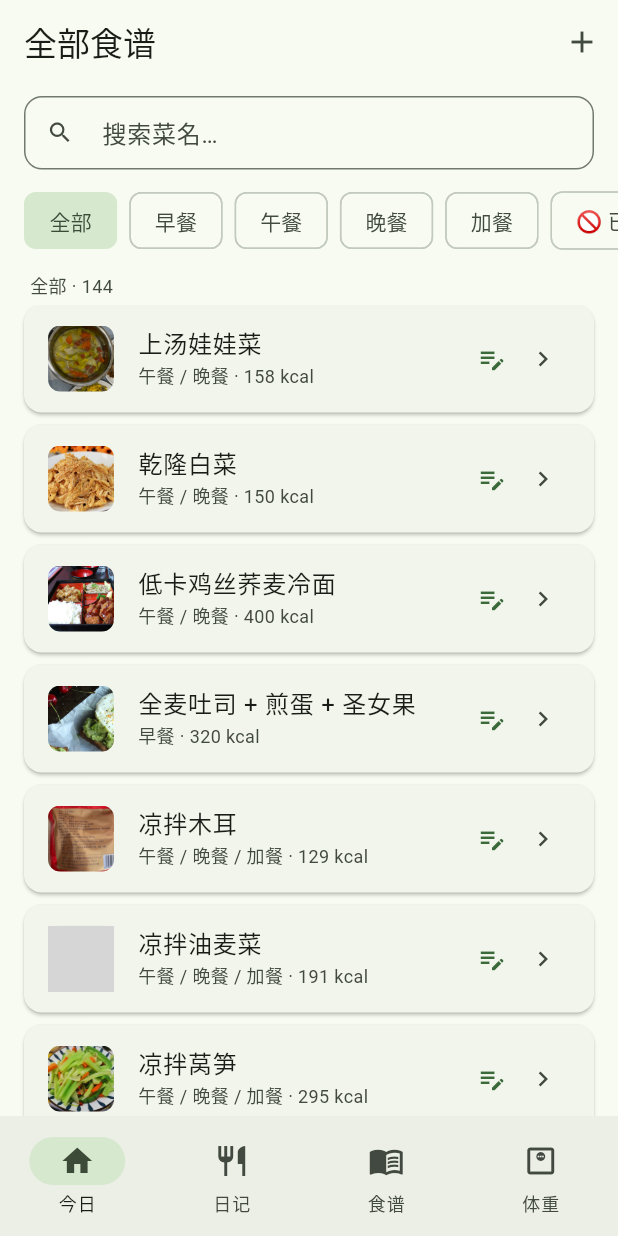
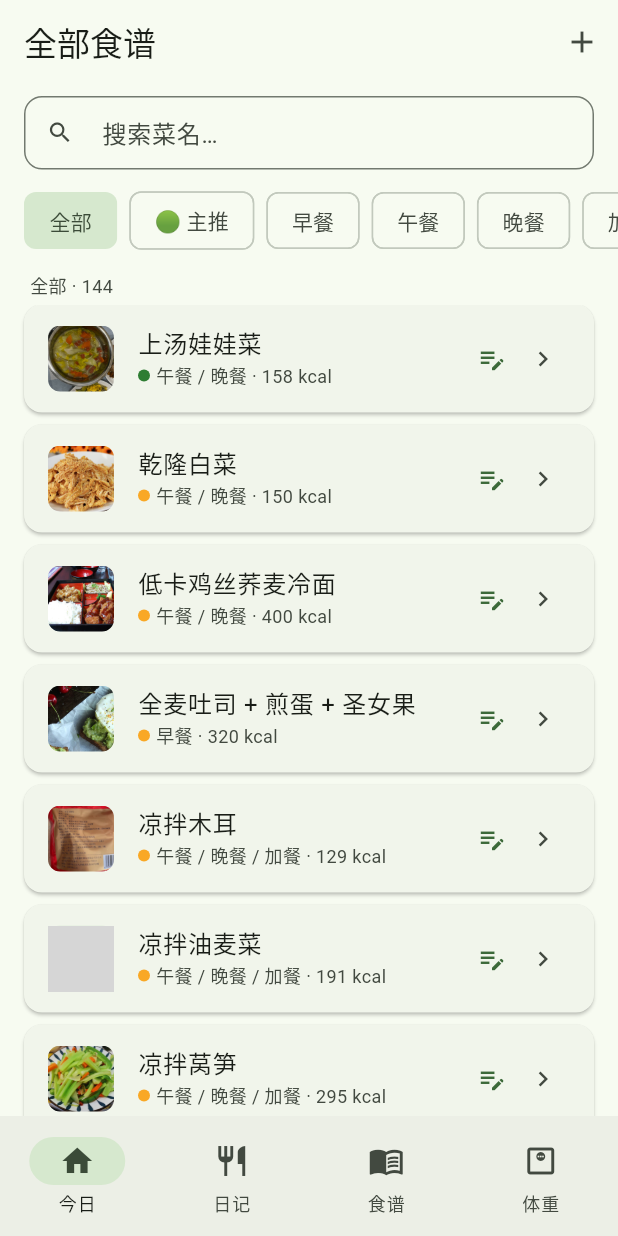
Before and after one commit to alexbibihere/healthy-diet-app, a Flutter app: the AllRecipesPage screen opened by its route, on a phone screen of 412 x 824 dp. Run offline on Flutter 3.47's test engine with Material 3 defaults, Android fonts, the phone set to English and light mode, and no system bars; our stand-ins replace drift, drift_flutter, fl_chart, flutter_image_compress, flutter_riverpod, go_router and 2 more; accounts and stored records are empty; generated files the repository leaves out were written again; statements that could not run were skipped; grey boxes are pictures that could not be loaded.

Commit message:
feat: 减脂指数分级标签 🟢主推/🟡适量/🟠偶尔
- 147道菜谱按热量+蛋白+食材类型自动分级（鱼虾海鲜/汤类/家常定制优先绿）
- 列表卡片色点标识、详情页标签徽章
- 新增「🟢 主推」筛选chip，一键过滤放心吃的菜

```diff
--- a/lib/data/plan/weekly_plan_repo.dart
+++ b/lib/data/plan/weekly_plan_repo.dart
@@ -25,6 +25,7 @@ class Recipe {
     this.imageUrl,
     this.isCustom = false,
     this.imagePath,
+    this.tier = 'yellow',
   });
 
   final String id;
@@ -49,6 +50,17 @@ class Recipe {
   /// 自定义菜谱的本地图片文件名（位于 App 私有 recipe_images 目录）
   final String? imagePath;
 
+  /// 减脂指数：green 主推 / yellow 适量 / orange 偶尔
+  final String tier;
+
+  static const tierLabels = {
+    'green': '减脂主推',
+    'yellow': '适量吃',
+    'orange': '偶尔解馋',
+  };
+
+  String get tierLabel => tierLabels[tier] ?? '适量吃';
+
   /// 配图 asset 路径（打包离线图）
   String get imageAsset => 'assets/images/recipes/$id.jpg';
   bool get hasMacro => protein > 0 || fat > 0 || carb > 0;
@@ -58,6 +70,7 @@ class Recipe {
     bool? isCustom,
     String? tips,
     String? imagePath,
+    String? tier,
   }) =>
       Recipe(
         id: id ?? this.id,
@@ -74,6 +87,7 @@ class Recipe {
         imageUrl: imageUrl,
         isCustom: isCustom ?? this.isCustom,
         imagePath: imagePath ?? this.imagePath,
+        tier: tier ?? this.tier,
       );
 
   factory Recipe.fromJson(String id, Map<String, dynamic> j) => Recipe(
@@ -91,6 +105,7 @@ class Recipe {
         steps: [for (final s in (j['steps'] as List)) s as String],
         tips: j['tips'] as String,
         slots: [for (final s in (j['slots'] as List)) (s as num).toInt()],
+        tier: (j['tier'] as String?) ?? 'yellow',
       );
 }
 
@@ -222,6 +237,7 @@ class WeeklyPlanRepo {
         tips: j['tips'] as String,
         slots: [for (final s in (j['slots'] as List)) (s as num).toInt()],
         imageUrl: j['imageUrl'] as String?,
+        tier: (j['tier'] as String?) ?? 'yellow',
       );
 
   Future<void> _ensureLoaded() async {
--- a/lib/features/plan/all_recipes_page.dart
+++ b/lib/features/plan/all_recipes_page.dart
@@ -19,8 +19,9 @@ class AllRecipesPage extends ConsumerStatefulWidget {
 
 class _AllRecipesPageState extends ConsumerState<AllRecipesPage> {
   String _query = '';
-  int _filter = -1; // -1 全部 / 0早 1午 2晚 3加餐 / -2 已禁用
+  int _filter = -1; // -1 全部 / 0早 1午 2晚 3加餐 / -2 已禁用 / -3 减脂主推
   static const _bannedFilter = -2;
+  static const _greenFilter = -3;
 
   /// 拉全量菜谱（含 howtocook 扩充池）
   Future<List<Recipe>> _loadAll(WeeklyPlanRepo repo) async {
@@ -69,6 +70,7 @@ class _AllRecipesPageState extends ConsumerState<AllRecipesPage> {
               children: [
                 for (final f in const [
                   (-1, '全部'),
+                  (-3, '🟢 主推'),
                   (0, '早餐'),
                   (1, '午餐'),
                   (2, '晚餐'),
@@ -104,8 +106,9 @@ class _AllRecipesPageState extends ConsumerState<AllRecipesPage> {
                   final isBanned = bannedIds.contains(r.id);
                   final okFilter = switch (_filter) {
                     _bannedFilter => isBanned,
+                    _greenFilter => !isBanned && r.tier == 'green',
                     -1 => true,
-                    _ => r.slots.contains(_filter),
+                    _ => !isBanned && r.slots.contains(_filter),
                   };
                   final okQuery =
                       q.isEmpty || r.name.toLowerCase().contains(q);
@@ -125,6 +128,7 @@ class _AllRecipesPageState extends ConsumerState<AllRecipesPage> {
                 // 标题后跟当前筛选下的数量，如「全部食谱 · 134」
                 final countText = switch (_filter) {
                   _bannedFilter => '已禁用 · ${list.length}',
+                  _greenFilter => '减脂主推 · ${list.length}',
                   -1 => '全部 · ${list.length}',
                   _ => '${kSlotShort[_filter]} · ${list.length}',
                 };
@@ -259,9 +263,27 @@ class _AllRecipesPageState extends ConsumerState<AllRecipesPage> {
               color: isBanned ? scheme.onSurfaceVariant : null,
             ),
           ),
-          subtitle: Text(
-            isBanned ? '左滑恢复 · $slotText' : '$slotText · ${r.kcal} kcal',
-            style: TextStyle(fontSize: 12, color: scheme.onSurfaceVariant),
+          subtitle: Row(
+            children: [
+              // 减脂指数色点
+              Container(
+                width: 8, height: 8,
+                margin: const EdgeInsets.only(right: 4),
+                decoration: BoxDecoration(
+                  color: tierColor(r.tier),
+                  shape: BoxShape.circle,
+                ),
+              ),
+              Flexible(
+                child: Text(
+                  isBanned ? '左滑恢复 · $slotText' : '$slotText · ${r.kcal} kcal',
+                  style: TextStyle(
+                      fontSize: 12,
+                      color: scheme.onSurfaceVariant),
+                  overflow: TextOverflow.ellipsis,
+                ),
+              ),
+            ],
           ),
           trailing: Row(
             mainAxisSize: MainAxisSize.min,
@@ -287,3 +309,10 @@ class _AllRecipesPageState extends ConsumerState<AllRecipesPage> {
 }
 
 const kSlotShort = {0: '早餐', 1: '午餐', 2: '晚餐', 3: '加餐'};
+
+/// 减脂指数 → 颜色（绿/黄/橙）
+Color tierColor(String tier) => switch (tier) {
+      'green' => const Color(0xFF2E7D32),
+      'orange' => const Color(0xFFEF6C00),
+      _ => const Color(0xFFF9A825),
+    };
```
Also changed, not shown: assets/seed/weekly_plan.json (+40 -20 lines), lib/features/plan/recipe_detail.dart (+31 -0 lines), assets/seed/howtocook_extra.json.
